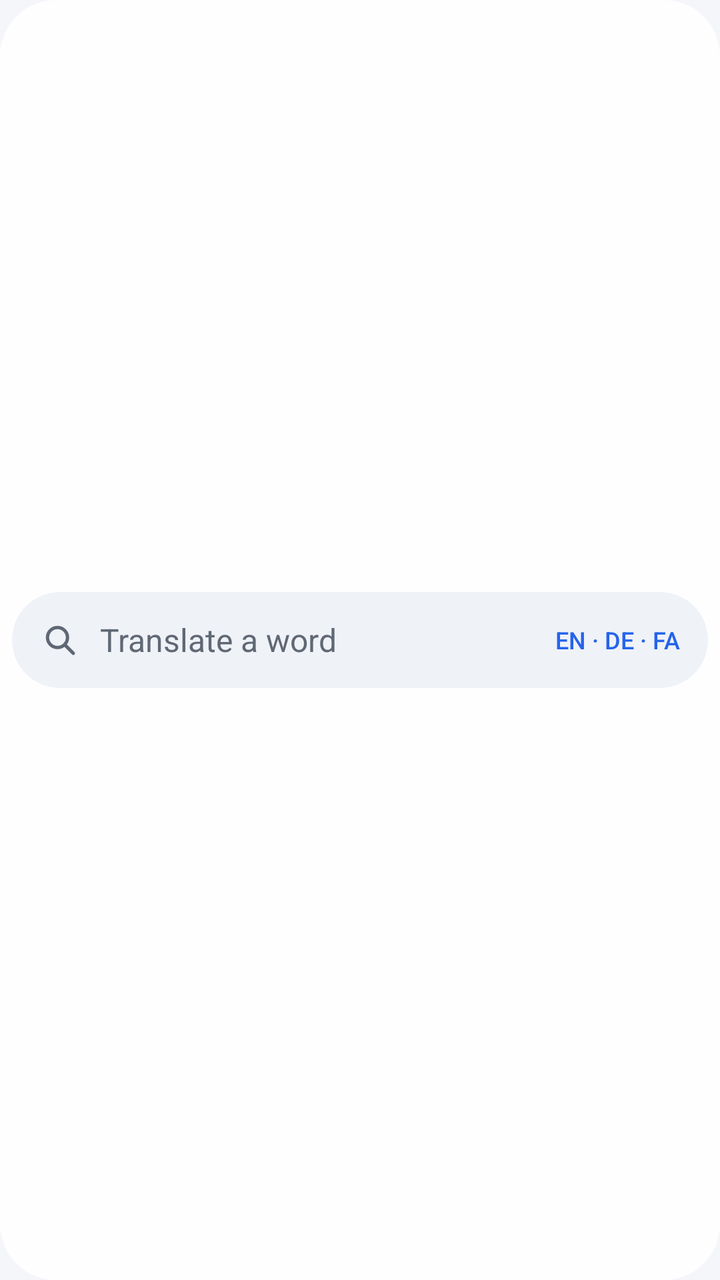
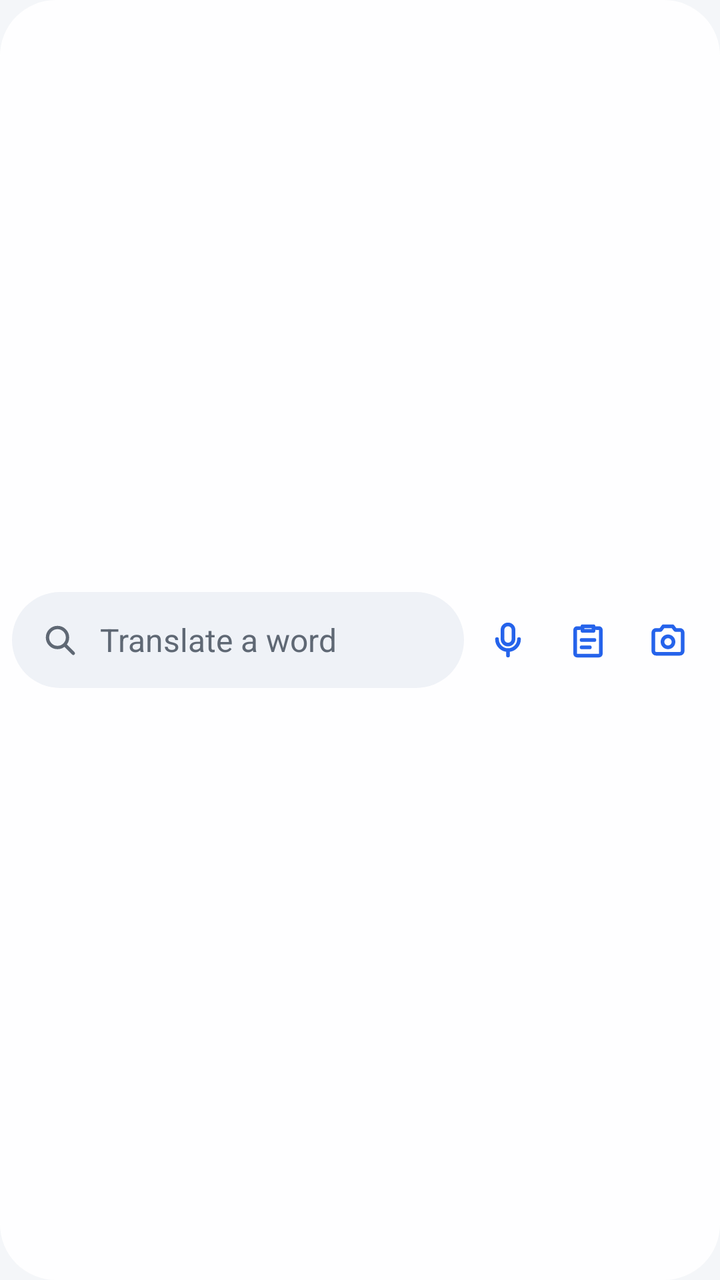

Two renders of the same Android screen: before a commit and after it. Below are the layout's source before the change and the commit's diff.
<!-- AndroidManifest.xml: application theme AppTheme -->
<!-- res/layout/widget.xml -->
<?xml version="1.0" encoding="utf-8"?>
<LinearLayout xmlns:android="http://schemas.android.com/apk/res/android"
    android:id="@android:id/background"
    android:layout_width="match_parent"
    android:layout_height="match_parent"
    android:background="@drawable/widget_bg"
    android:gravity="center_vertical"
    android:orientation="vertical"
    android:padding="6dp">

    <LinearLayout
        android:id="@+id/bar"
        android:layout_width="match_parent"
        android:layout_height="48dp"
        android:background="@drawable/widget_field"
        android:gravity="center_vertical"
        android:orientation="horizontal"
        android:paddingStart="14dp"
        android:paddingEnd="14dp">

        <ImageView
            android:id="@+id/search_icon"
            android:layout_width="20dp"
            android:layout_height="20dp"
            android:importantForAccessibility="no"
            android:src="@drawable/ic_search" />

        <TextView
            android:id="@+id/hint"
            android:layout_width="0dp"
            android:layout_height="wrap_content"
            android:layout_marginStart="10dp"
            android:layout_weight="1"
            android:ellipsize="end"
            android:maxLines="1"
            android:text="@string/widget_hint"
            android:textColor="@color/widget_sub"
            android:textSize="16sp" />

        <TextView
            android:id="@+id/langs"
            android:layout_width="wrap_content"
            android:layout_height="wrap_content"
            android:layout_marginStart="8dp"
            android:fontFamily="sans-serif-medium"
            android:maxLines="1"
            android:text="@string/widget_langs"
            android:textColor="@color/widget_accent"
            android:textSize="12sp" />
    </LinearLayout>

    
    <FrameLayout
        android:id="@+id/divider"
        android:layout_width="match_parent"
        android:layout_height="4dp"
        android:visibility="gone" />

    <LinearLayout android:id="@+id/row1" style="@style/WidgetRow">
        <TextView android:id="@+id/word1" style="@style/WidgetWord" />
        <TextView android:id="@+id/meaning1" style="@style/WidgetMeaning" />
    </LinearLayout>

    <LinearLayout android:id="@+id/row2" style="@style/WidgetRow">
        <TextView android:id="@+id/word2" style="@style/WidgetWord" />
        <TextView android:id="@+id/meaning2" style="@style/WidgetMeaning" />
    </LinearLayout>

    <LinearLayout android:id="@+id/row3" style="@style/WidgetRow">
        <TextView android:id="@+id/word3" style="@style/WidgetWord" />
        <TextView android:id="@+id/meaning3" style="@style/WidgetMeaning" />
    </LinearLayout>
</LinearLayout>
<!-- resources referenced by this layout -->
<resources>
  <color name="widget_accent">#FF2563EB</color>
  <color name="widget_sub">#FF5F6874</color>
  <!-- drawable widget_bg (drawable) -->
  <?xml version="1.0" encoding="utf-8"?>
  <shape xmlns:android="http://schemas.android.com/apk/res/android" android:shape="rectangle">
      <solid android:color="@color/widget_bg" />
      <corners android:radius="@dimen/widget_radius" />
  </shape>
  <!-- drawable widget_field (drawable) -->
  <?xml version="1.0" encoding="utf-8"?>
  <shape xmlns:android="http://schemas.android.com/apk/res/android" android:shape="rectangle">
      <solid android:color="@color/widget_field" />
      <corners android:radius="24dp" />
  </shape>
  <string name="widget_hint">Translate a word</string>
  <string name="widget_langs">EN · DE · FA</string>
  <style name="WidgetRow">
          <item name="android:layout_width">match_parent</item>
          <item name="android:layout_height">30dp</item>
          <item name="android:gravity">center_vertical</item>
          <item name="android:orientation">horizontal</item>
          <item name="android:paddingStart">6dp</item>
          <item name="android:paddingEnd">6dp</item>
          <item name="android:visibility">gone</item>
      </style>
  <style name="AppTheme" parent="android:Theme.Material.Light.NoActionBar">
          <item name="android:windowBackground">@color/bg</item>
          <item name="android:statusBarColor">@color/bg</item>
          <item name="android:navigationBarColor">@color/bg</item>
          <item name="android:windowLightStatusBar">true</item>
          <item name="android:colorAccent">@color/accent</item>
          <item name="android:colorPrimary">@color/accent</item>
      </style>
  <color name="widget_bg">#F2FFFFFF</color>
  <dimen name="widget_radius">22dp</dimen>
  <color name="widget_field">#FFEFF2F7</color>
  <color name="widget_text">#FF12161C</color>
  <color name="bg">#FFF4F6F9</color>
  <color name="accent">#FF2563EB</color>
  <!-- unchanged entries left out for length: 3 -->
</resources>

<!-- the commit's change to res/layout/widget.xml (unified diff, before → after) -->
@@ -8,45 +8,70 @@
     android:orientation="vertical"
     android:padding="6dp">
 
+    
     <LinearLayout
-        android:id="@+id/bar"
+        android:id="@+id/top"
         android:layout_width="match_parent"
         android:layout_height="48dp"
-        android:background="@drawable/widget_field"
         android:gravity="center_vertical"
-        android:orientation="horizontal"
-        android:paddingStart="14dp"
-        android:paddingEnd="14dp">
+        android:orientation="horizontal">
+
+        <LinearLayout
+            android:id="@+id/bar"
+            android:layout_width="0dp"
+            android:layout_height="48dp"
+            android:layout_weight="1"
+            android:background="@drawable/widget_field"
+            android:gravity="center_vertical"
+            android:orientation="horizontal"
+            android:paddingStart="14dp"
+            android:paddingEnd="14dp">
+
+            <ImageView
+                android:id="@+id/search_icon"
+                android:layout_width="20dp"
+                android:layout_height="20dp"
+                android:importantForAccessibility="no"
+                android:src="@drawable/ic_search" />
+
+            <TextView
+                android:id="@+id/hint"
+                android:layout_width="0dp"
+                android:layout_height="wrap_content"
+                android:layout_marginStart="10dp"
+                android:layout_weight="1"
+                android:ellipsize="end"
+                android:maxLines="1"
+                android:text="@string/widget_hint"
+                android:textColor="@color/widget_sub"
+                android:textSize="16sp" />
+
+        </LinearLayout>
 
         <ImageView
-            android:id="@+id/search_icon"
-            android:layout_width="20dp"
-            android:layout_height="20dp"
-            android:importantForAccessibility="no"
-            android:src="@drawable/ic_search" />
+            android:id="@+id/btn_voice"
+            android:layout_width="40dp"
+            android:layout_height="48dp"
+            android:layout_marginStart="2dp"
+            android:contentDescription="@string/widget_voice"
+            android:padding="9dp"
+            android:src="@drawable/ic_w_mic" />
 
-        <TextView
-            android:id="@+id/hint"
-            android:layout_width="0dp"
-            android:layout_height="wrap_content"
-            android:layout_marginStart="10dp"
-            android:layout_weight="1"
-            android:ellipsize="end"
-            android:maxLines="1"
-            android:text="@string/widget_hint"
-            android:textColor="@color/widget_sub"
-            android:textSize="16sp" />
+        <ImageView
+            android:id="@+id/btn_paste"
+            android:layout_width="40dp"
+            android:layout_height="48dp"
+            android:contentDescription="@string/widget_paste"
+            android:padding="9dp"
+            android:src="@drawable/ic_w_paste" />
 
-        <TextView
-            android:id="@+id/langs"
-            android:layout_width="wrap_content"
-            android:layout_height="wrap_content"
-            android:layout_marginStart="8dp"
-            android:fontFamily="sans-serif-medium"
-            android:maxLines="1"
-            android:text="@string/widget_langs"
-            android:textColor="@color/widget_accent"
-            android:textSize="12sp" />
+        <ImageView
+            android:id="@+id/btn_scan"
+            android:layout_width="40dp"
+            android:layout_height="48dp"
+            android:contentDescription="@string/widget_scan"
+            android:padding="9dp"
+            android:src="@drawable/ic_w_camera" />
     </LinearLayout>
 
     
<!-- resource entries referenced after the edit -->
@@ -2,6 +2,46 @@
 <resources>
   <color name="widget_accent">#FF2563EB</color>
   <color name="widget_sub">#FF5F6874</color>
+  <!-- drawable ic_w_camera (drawable) -->
+  <?xml version="1.0" encoding="utf-8"?>
+  <vector xmlns:android="http://schemas.android.com/apk/res/android"
+      android:width="24dp"
+      android:height="24dp"
+      android:viewportWidth="24"
+      android:viewportHeight="24">
+      <path
+          android:pathData="M4,8a1.5,1.5 0,0 1,1.5 -1.5h2.5l1.5,-2h5l1.5,2h2.5a1.5,1.5 0,0 1,1.5 1.5v10a1.5,1.5 0,0 1,-1.5 1.5h-13a1.5,1.5 0,0 1,-1.5 -1.5zM12,10a3,3 0,1 1,0 6a3,3 0,1 1,0 -6"
+          android:strokeWidth="2"
+          android:strokeColor="@color/widget_accent"
+          android:strokeLineJoin="round" />
+  </vector>
+  <!-- drawable ic_w_mic (drawable) -->
+  <?xml version="1.0" encoding="utf-8"?>
+  <vector xmlns:android="http://schemas.android.com/apk/res/android"
+      android:width="24dp"
+      android:height="24dp"
+      android:viewportWidth="24"
+      android:viewportHeight="24">
+      <path
+          android:pathData="M12,3.5a3,3 0,0 1,3 3v5a3,3 0,0 1,-6 0v-5a3,3 0,0 1,3 -3zM6,11.5a6,6 0,0 0,12 0M12,17.5v3"
+          android:strokeWidth="2"
+          android:strokeColor="@color/widget_accent"
+          android:strokeLineCap="round" />
+  </vector>
+  <!-- drawable ic_w_paste (drawable) -->
+  <?xml version="1.0" encoding="utf-8"?>
+  <vector xmlns:android="http://schemas.android.com/apk/res/android"
+      android:width="24dp"
+      android:height="24dp"
+      android:viewportWidth="24"
+      android:viewportHeight="24">
+      <path
+          android:pathData="M9,4.5h6v2.5h-6zM7.5,5.5h-1.5a1,1 0,0 0,-1 1v13a1,1 0,0 0,1 1h12a1,1 0,0 0,1 -1v-13a1,1 0,0 0,-1 -1h-1.5M8.5,12h7M8.5,16h4.5"
+          android:strokeWidth="2"
+          android:strokeColor="@color/widget_accent"
+          android:strokeLineCap="round"
+          android:strokeLineJoin="round" />
+  </vector>
   <!-- drawable widget_bg (drawable) -->
   <?xml version="1.0" encoding="utf-8"?>
   <shape xmlns:android="http://schemas.android.com/apk/res/android" android:shape="rectangle">
@@ -15,7 +55,9 @@
       <corners android:radius="24dp" />
   </shape>
   <string name="widget_hint">Translate a word</string>
-  <string name="widget_langs">EN · DE · FA</string>
+  <string name="widget_paste">Translate copied text</string>
+  <string name="widget_scan">Scan text</string>
+  <string name="widget_voice">Speak a word</string>
   <style name="WidgetRow">
           <item name="android:layout_width">match_parent</item>
           <item name="android:layout_height">30dp</item>
